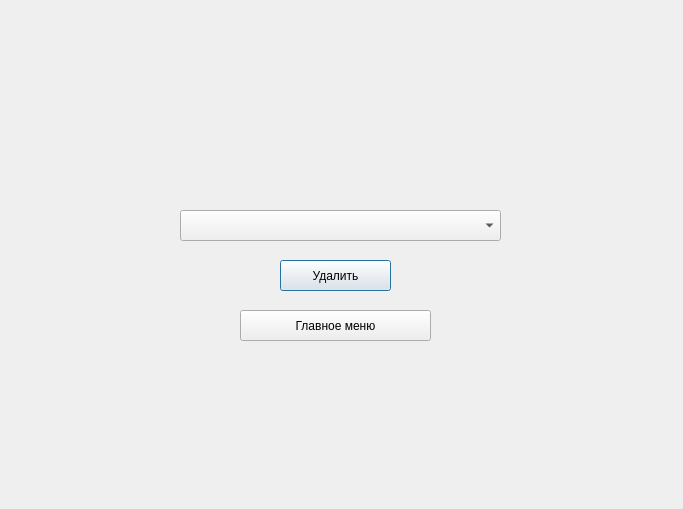
Qt form deletetopicwindow.ui (icspero/3-semester-CourseWork_Client) before a commit.
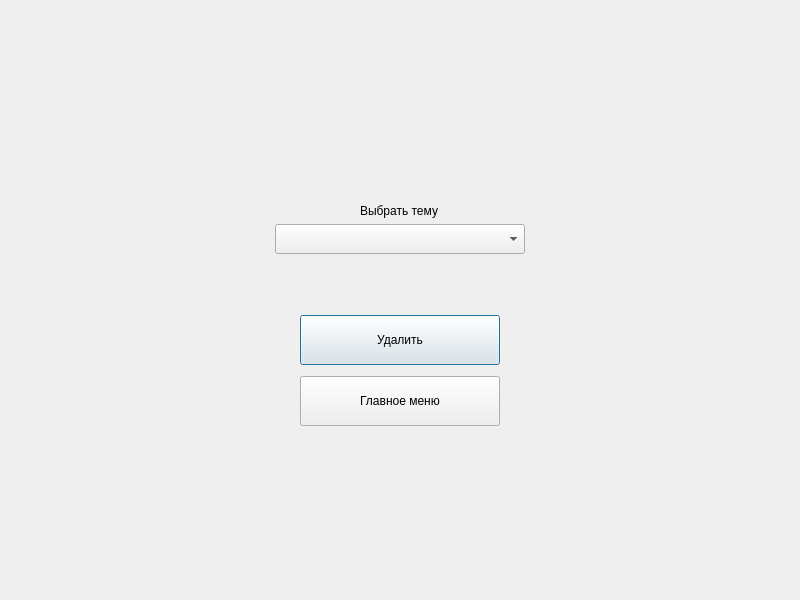
The same form after that commit.

Patch:
```diff
--- a/deletetopicwindow.ui
+++ b/deletetopicwindow.ui
@@ -6,49 +6,136 @@
    <rect>
     <x>0</x>
     <y>0</y>
-    <width>683</width>
-    <height>509</height>
+    <width>800</width>
+    <height>600</height>
    </rect>
   </property>
   <property name="windowTitle">
    <string>Dialog</string>
   </property>
-  <widget class="QComboBox" name="comboBox">
-   <property name="geometry">
-    <rect>
-     <x>180</x>
-     <y>210</y>
-     <width>321</width>
-     <height>31</height>
-    </rect>
-   </property>
-  </widget>
-  <widget class="QPushButton" name="pushButton">
-   <property name="geometry">
-    <rect>
-     <x>280</x>
-     <y>260</y>
-     <width>111</width>
-     <height>31</height>
-    </rect>
-   </property>
-   <property name="text">
-    <string>Удалить</string>
-   </property>
-  </widget>
-  <widget class="QPushButton" name="pushButton_2">
-   <property name="geometry">
-    <rect>
-     <x>240</x>
-     <y>310</y>
-     <width>191</width>
-     <height>31</height>
-    </rect>
-   </property>
-   <property name="text">
-    <string>Главное меню</string>
-   </property>
-  </widget>
+  <layout class="QVBoxLayout" name="verticalLayout">
+   <item>
+    <spacer name="verticalSpacer">
+     <property name="orientation">
+      <enum>Qt::Vertical</enum>
+     </property>
+     <property name="sizeType">
+      <enum>QSizePolicy::Fixed</enum>
+     </property>
+     <property name="sizeHint" stdset="0">
+      <size>
+       <width>20</width>
+       <height>150</height>
+      </size>
+     </property>
+    </spacer>
+   </item>
+   <item alignment="Qt::AlignHCenter|Qt::AlignVCenter">
+    <widget class="QWidget" name="widget_2" native="true">
+     <layout class="QVBoxLayout" name="verticalLayout_3">
+      <item alignment="Qt::AlignHCenter">
+       <widget class="QLabel" name="label">
+        <property name="text">
+         <string>Выбрать тему</string>
+        </property>
+       </widget>
+      </item>
+      <item>
+       <widget class="QComboBox" name="comboBox">
+        <property name="sizePolicy">
+         <sizepolicy hsizetype="Fixed" vsizetype="Fixed">
+          <horstretch>0</horstretch>
+          <verstretch>0</verstretch>
+         </sizepolicy>
+        </property>
+        <property name="minimumSize">
+         <size>
+          <width>250</width>
+          <height>30</height>
+         </size>
+        </property>
+       </widget>
+      </item>
+     </layout>
+    </widget>
+   </item>
+   <item alignment="Qt::AlignHCenter|Qt::AlignVCenter">
+    <widget class="QWidget" name="widget" native="true">
+     <layout class="QVBoxLayout" name="verticalLayout_2">
+      <item>
+       <widget class="QPushButton" name="pushButton">
+        <property name="sizePolicy">
+         <sizepolicy hsizetype="Fixed" vsizetype="Fixed">
+          <horstretch>0</horstretch>
+          <verstretch>0</verstretch>
+         </sizepolicy>
+        </property>
+        <property name="minimumSize">
+         <size>
+          <width>200</width>
+          <height>50</height>
+         </size>
+        </property>
+        <property name="text">
+         <string>Удалить</string>
+        </property>
+       </widget>
+      </item>
+      <item>
+       <spacer name="verticalSpacer_3">
+        <property name="orientation">
+         <enum>Qt::Vertical</enum>
+        </property>
+        <property name="sizeType">
+         <enum>QSizePolicy::Fixed</enum>
+        </property>
+        <property name="sizeHint" stdset="0">
+         <size>
+          <width>20</width>
+          <height>5</height>
+         </size>
+        </property>
+       </spacer>
+      </item>
+      <item>
+       <widget class="QPushButton" name="pushButton_2">
+        <property name="sizePolicy">
+         <sizepolicy hsizetype="Fixed" vsizetype="Fixed">
+          <horstretch>0</horstretch>
+          <verstretch>0</verstretch>
+         </sizepolicy>
+        </property>
+        <property name="minimumSize">
+         <size>
+          <width>200</width>
+          <height>50</height>
+         </size>
+        </property>
+        <property name="text">
+         <string>Главное меню</string>
+        </property>
+       </widget>
+      </item>
+     </layout>
+    </widget>
+   </item>
+   <item>
+    <spacer name="verticalSpacer_2">
+     <property name="orientation">
+      <enum>Qt::Vertical</enum>
+     </property>
+     <property name="sizeType">
+      <enum>QSizePolicy::Fixed</enum>
+     </property>
+     <property name="sizeHint" stdset="0">
+      <size>
+       <width>20</width>
+       <height>150</height>
+      </size>
+     </property>
+    </spacer>
+   </item>
+  </layout>
  </widget>
  <resources/>
  <connections/>
```
Left out of the diff: 2 changed lines with no effect on the pictures.
